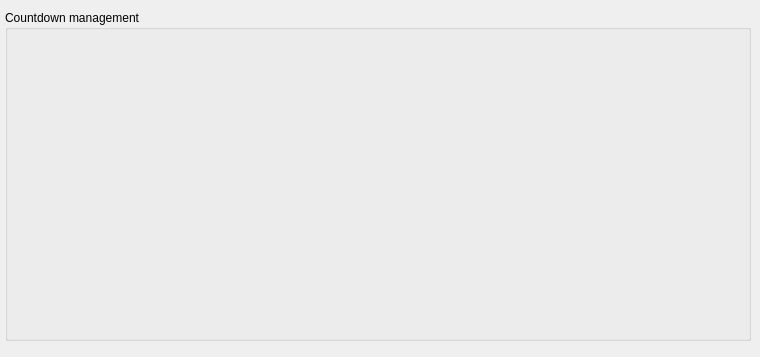
gaopindianzi/multi_relay_manger, file dialogcountdownoutput.ui: the form before one commit.
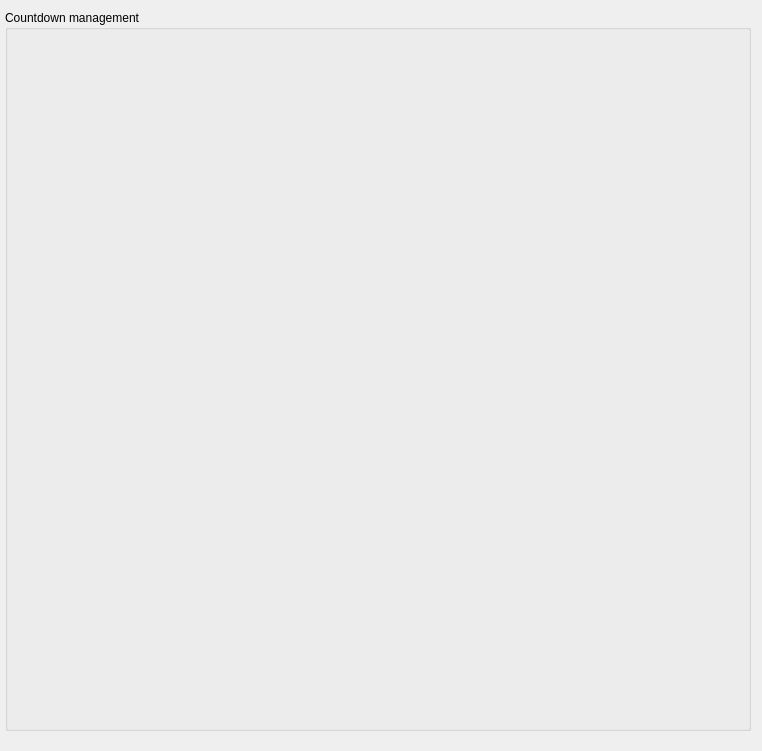
The form after the commit.

What changed in the file:
```diff
--- a/dialogcountdownoutput.ui
+++ b/dialogcountdownoutput.ui
@@ -6,8 +6,8 @@
    <rect>
     <x>0</x>
     <y>0</y>
-    <width>760</width>
-    <height>357</height>
+    <width>762</width>
+    <height>751</height>
    </rect>
   </property>
   <property name="windowTitle">
@@ -19,7 +19,7 @@
      <x>5</x>
      <y>10</y>
      <width>746</width>
-     <height>331</height>
+     <height>721</height>
     </rect>
    </property>
    <property name="title">
@@ -31,10 +31,14 @@
       <x>10</x>
       <y>20</y>
       <width>726</width>
-      <height>301</height>
+      <height>681</height>
      </rect>
     </property>
-    <layout class="QVBoxLayout" name="verticalLayout"/>
+    <layout class="QVBoxLayout" name="verticalLayout">
+     <property name="sizeConstraint">
+      <enum>QLayout::SetNoConstraint</enum>
+     </property>
+    </layout>
    </widget>
   </widget>
  </widget>
```
